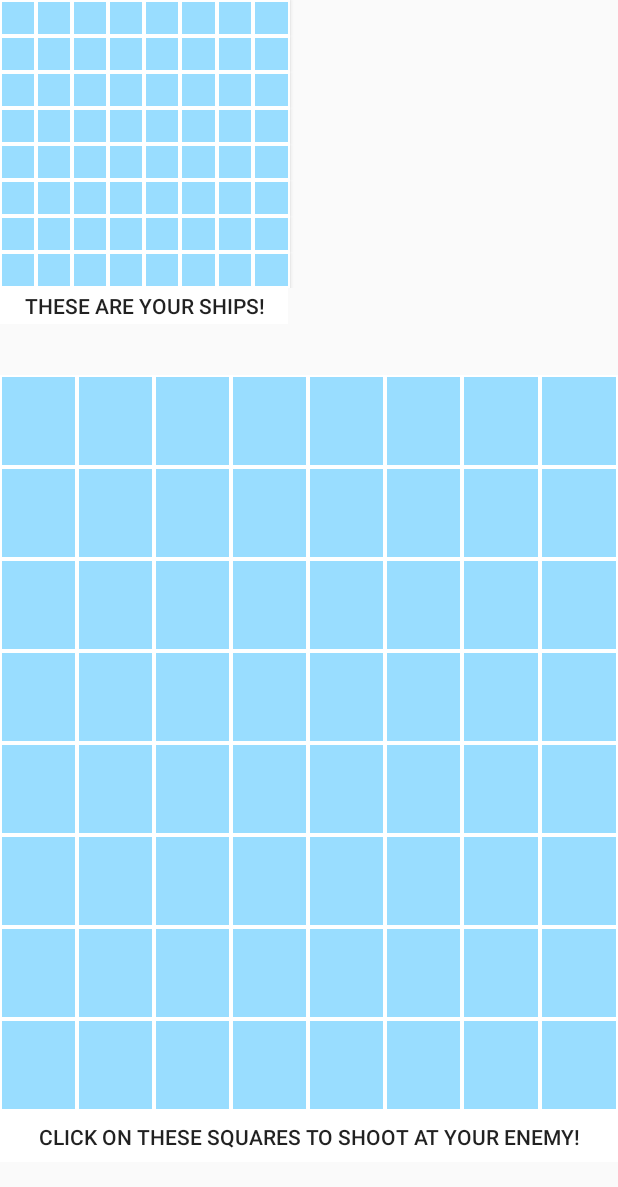
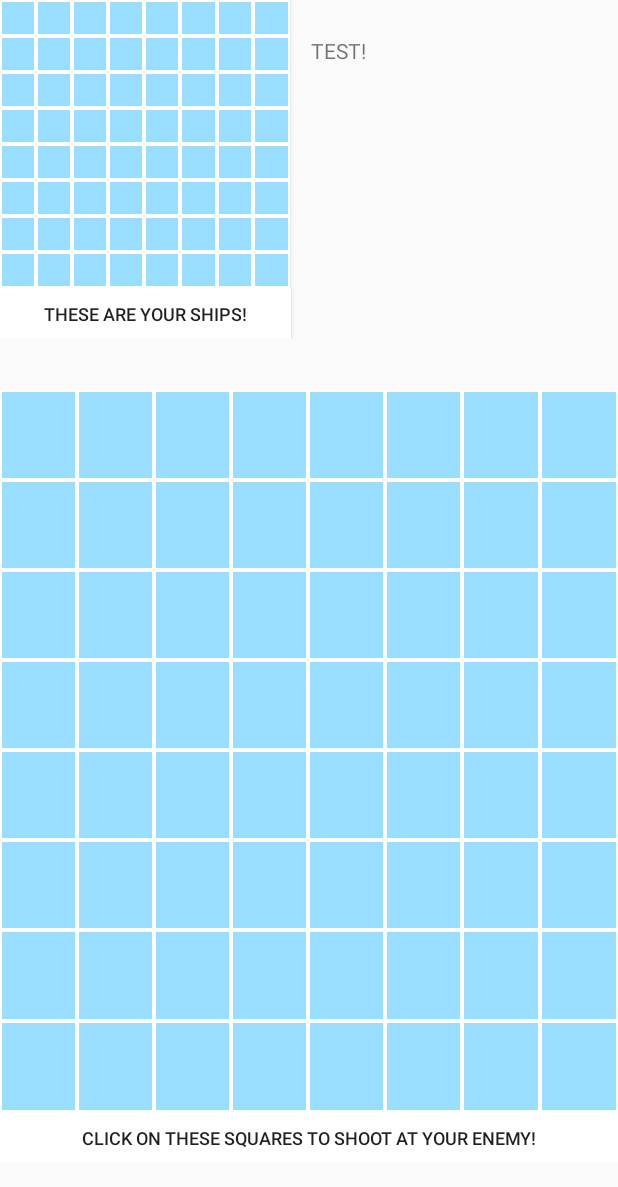
Before and after one commit to MarcBrejner/Battleshots, an Android app: the BattleActivity screen opened directly, with no data from a screen before it, on a phone screen of 412 x 824 dp. Shown: the top 1187 px of the screen. Run offline under Robolectric (Android 15) with nearby library versions, the phone set to English and light mode, and no system bars; our stand-ins replace Firebase (no records; nobody signed in at launch, a user with empty details on screens opened directly); 1 statement that could not run was skipped.

Commit message:
Made some UI adjustments and fixed visual bug

```diff
--- a/app/src/main/res/layout/activity_battle_mode.xml
+++ b/app/src/main/res/layout/activity_battle_mode.xml
@@ -87,10 +87,10 @@
                 android:tag="7"/>
 
         <TextView
-                android:id="@+id/stats_1"
+                android:layout_marginTop="8dp"
                 android:layout_width="218dp"
-                android:layout_height="24dp"
-                android:text=""
+                android:layout_height="2dp"
+                android:textSize="14sp"
         />
 
 
@@ -173,9 +173,13 @@
                 android:tag="15"/>
 
         <TextView
-                android:id="@+id/stats_2"
+                android:layout_gravity="center"
+                android:paddingLeft="14dp"
+                android:id="@+id/stats_1"
                 android:layout_width="218dp"
                 android:layout_height="24dp"
+                android:text="TEST!"
+                android:textSize="14dp"
         />
 
 
@@ -259,9 +263,9 @@
                 android:tag="23"/>
 
         <TextView
-                android:id="@+id/stats_3"
+                android:layout_marginTop="8dp"
                 android:layout_width="218dp"
-                android:layout_height="24dp"
+                android:layout_height="2dp"
         />
 
 
@@ -344,8 +348,14 @@
                 android:onClick="onClick"
                 android:tag="31"/>
 
-        <TextView android:layout_width="218dp"
-                  android:layout_height="24dp"
+
+        <TextView
+                android:layout_gravity="center"
+                android:paddingLeft="14dp"
+                android:id="@+id/stats_2"
+                android:layout_width="218dp"
+                android:layout_height="24dp"
+                android:textSize="14sp"
         />
 
 
@@ -428,8 +438,11 @@
                 android:onClick="onClick"
                 android:tag="39"/>
 
-        <TextView android:layout_width="218dp"
-                  android:layout_height="24dp"
+
+        <TextView
+                android:layout_marginTop="8dp"
+                android:layout_width="218dp"
+                android:layout_height="2dp"
         />
 
     </LinearLayout>
@@ -511,8 +524,13 @@
                 android:onClick="onClick"
                 android:tag="47"/>
 
-        <TextView android:layout_width="218dp"
-                  android:layout_height="24dp"
+        <TextView
+                android:layout_gravity="center"
+                android:paddingLeft="14dp"
+                android:id="@+id/stats_3"
+                android:layout_width="218dp"
+                android:layout_height="24dp"
+                android:textSize="14sp"
         />
 
     </LinearLayout>
@@ -682,16 +700,22 @@
         />
     </LinearLayout>
     <LinearLayout
-            android:layout_width="192dp"
-            android:layout_height="24dp"
+            android:layout_width="match_parent"
+            android:layout_height="34dp"
             android:padding="0dp"
             android:layout_marginBottom="34dp">
         <Button
-                android:layout_width="fill_parent"
-                android:layout_height="24dp"
+                android:layout_width="0dp"
+                android:layout_height="match_parent"
                 android:text="These are your ships!"
+                android:layout_weight="3.2"
+                android:textSize="12sp"
                 android:layout_gravity="center_horizontal"
                 android:background="@color/white"
+        />
+        <TextView
+                android:layout_width="218dp"
+                android:layout_height="24dp"
         />
 
     </LinearLayout>
@@ -1339,6 +1363,7 @@
                 android:layout_height="34dp"
                 android:text="Click on these squares to shoot at your enemy!"
                 android:layout_gravity="center_horizontal"
+                android:textSize="12sp"
                 android:background="@color/white"
         />
 
--- a/app/src/main/res/layout/activity_start_menu.xml
+++ b/app/src/main/res/layout/activity_start_menu.xml
@@ -34,13 +34,6 @@
             android:textColorHighlight="@android:color/primary_text_dark"
             android:textSize="30sp"/>
 
-    <Button
-            android:text="Rules"
-            android:layout_width="164dp"
-            android:layout_height="34dp"
-            android:onClick="rulesActivity"
-            android:background="@color/white"
-            android:layout_margin="24dp"/>
 
     <Button
             android:text="Create Game"
@@ -57,5 +50,13 @@
             android:onClick="joinGame"
             android:background="@color/white"
             android:layout_margin="24dp"/>
+    <Button
+            android:text="Rules"
+            android:layout_width="164dp"
+            android:layout_height="34dp"
+            android:onClick="rulesActivity"
+            android:background="@color/white"
+            android:layout_margin="24dp"/>
+
 
 </LinearLayout>
```
